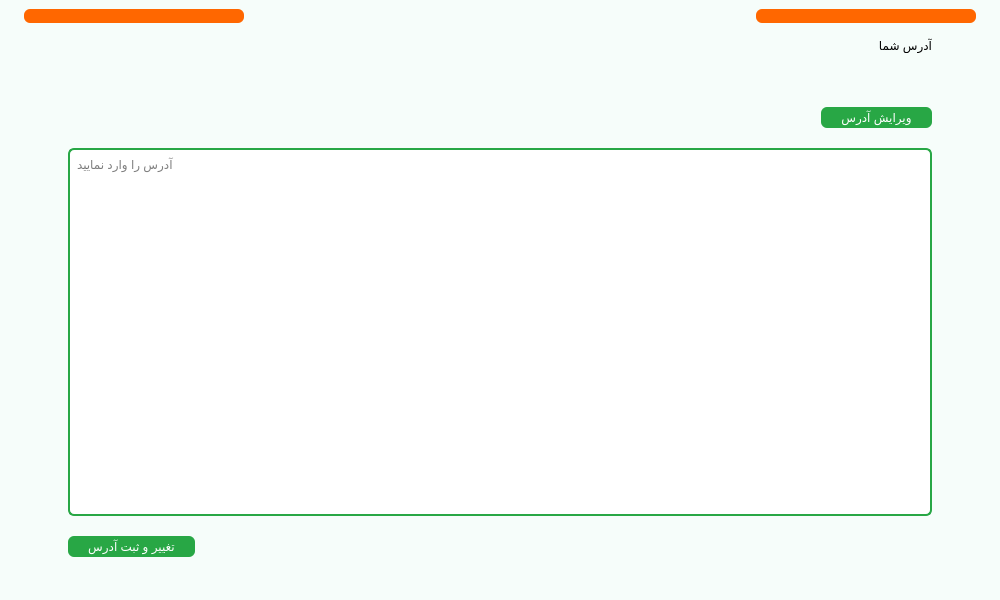
This is main.ui in Farazist/raspberrypi-app as Qt 5 draws it before an edit. The edited form follows.
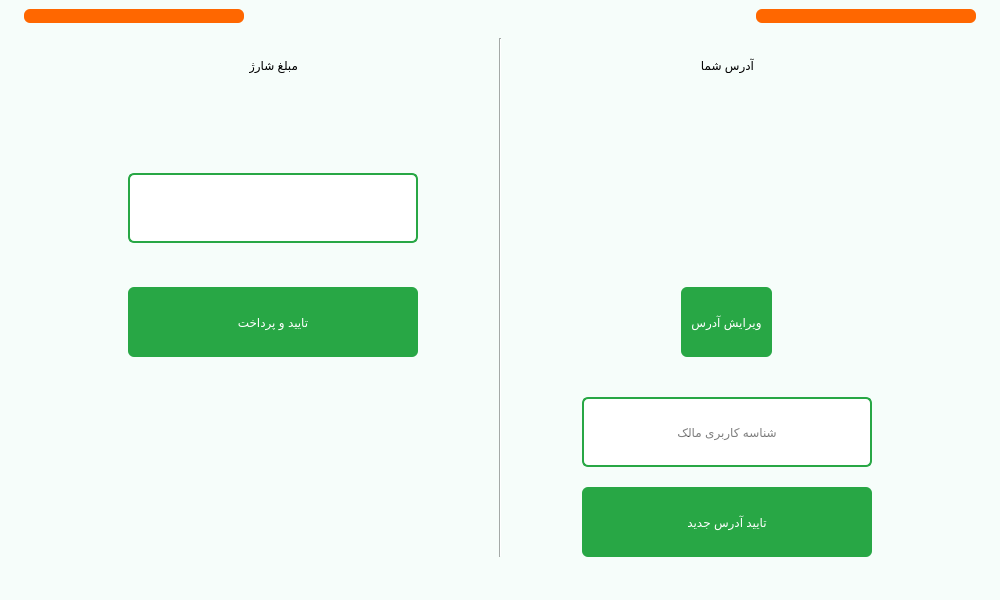
This is the edited form. The open tabs and pages were chosen to show the change. Icons and pictures are not drawn.

Commit message: unit charge

What changed in the file:
```diff
--- a/main.ui
+++ b/main.ui
@@ -4770,19 +4770,128 @@
          <number>9</number>
         </property>
         <item>
+         <layout class="QHBoxLayout" name="horizontalLayout_32">
+          <property name="spacing">
+           <number>20</number>
+          </property>
+          <property name="leftMargin">
+           <number>50</number>
+          </property>
+          <property name="rightMargin">
+           <number>50</number>
+          </property>
+          <item>
          <layout class="QVBoxLayout" name="verticalLayout_32">
-          <property name="spacing">
+            <property name="topMargin">
            <number>20</number>
           </property>
-          <property name="leftMargin">
-           <number>50</number>
-          </property>
-          <property name="rightMargin">
-           <number>50</number>
-          </property>
+            <property name="bottomMargin">
+             <number>200</number>
+            </property>
+            <item alignment="Qt::AlignHCenter|Qt::AlignTop">
+             <widget class="QLabel" name="lblCharge">
+              <property name="styleSheet">
+               <string notr="true">font: 26pt &quot;IRANSans&quot;;
+color:#000000;</string>
+              </property>
+              <property name="text">
+               <string>مبلغ شارژ</string>
+              </property>
+             </widget>
+            </item>
+            <item alignment="Qt::AlignHCenter|Qt::AlignTop">
+             <widget class="QLineEdit" name="tbChargeUnitPrice">
+              <property name="minimumSize">
+               <size>
+                <width>290</width>
+                <height>70</height>
+               </size>
+              </property>
+              <property name="maximumSize">
+               <size>
+                <width>290</width>
+                <height>70</height>
+               </size>
+              </property>
+              <property name="styleSheet">
+               <string notr="true">background-color: #ffffff; 
+padding: 3px; 
+border: 2px solid #28a745;
+border-radius: 6px;
+font: 26pt &quot;IRANSansFaNum&quot;;
+color:#000000;</string>
+              </property>
+              <property name="inputMethodHints">
+               <set>Qt::ImhDigitsOnly</set>
+              </property>
+              <property name="alignment">
+               <set>Qt::AlignCenter</set>
+              </property>
+             </widget>
+            </item>
+            <item alignment="Qt::AlignHCenter">
+             <widget class="QPushButton" name="btnChargePayment">
+              <property name="minimumSize">
+               <size>
+                <width>290</width>
+                <height>70</height>
+               </size>
+              </property>
+              <property name="maximumSize">
+               <size>
+                <width>290</width>
+                <height>70</height>
+               </size>
+              </property>
+              <property name="styleSheet">
+               <string notr="true">QPushButton{
+background-color: #28a745;
+color: rgb(255, 255, 255);
+font: 24pt &quot;IRANSans&quot;;
+padding-left: 10px; 
+padding-right:10px;
+padding-top:3px;
+padding-bottom:3px;
+border: none; 
+border-radius: 6px;
+outline-style: none;
+}
+QPushButton:pressed {
+background-color: #145222;
+border-style: inset;
+}</string>
+              </property>
+              <property name="text">
+               <string>تایید و پرداخت</string>
+              </property>
+             </widget>
+            </item>
+           </layout>
+          </item>
+          <item>
+           <widget class="Line" name="line_10">
+            <property name="orientation">
+             <enum>Qt::Vertical</enum>
+            </property>
+           </widget>
+          </item>
           <item>
            <layout class="QVBoxLayout" name="verticalLayout_38">
-            <item alignment="Qt::AlignRight">
+            <property name="topMargin">
+             <number>0</number>
+            </property>
+            <property name="bottomMargin">
+             <number>0</number>
+            </property>
+            <item>
+             <layout class="QVBoxLayout" name="verticalLayout_56">
+              <property name="topMargin">
+               <number>20</number>
+              </property>
+              <property name="bottomMargin">
+               <number>20</number>
+              </property>
+              <item alignment="Qt::AlignHCenter|Qt::AlignTop">
              <widget class="QLabel" name="lblAddressTitle">
               <property name="styleSheet">
                <string notr="true">font: 26pt &quot;IRANSans&quot;;
@@ -4793,8 +4902,20 @@
               </property>
              </widget>
             </item>
-            <item alignment="Qt::AlignRight">
+              <item alignment="Qt::AlignHCenter|Qt::AlignTop">
              <widget class="QLabel" name="lblUserAddress">
+                <property name="minimumSize">
+                 <size>
+                  <width>0</width>
+                  <height>0</height>
+                 </size>
+                </property>
+                <property name="maximumSize">
+                 <size>
+                  <width>16777215</width>
+                  <height>16777215</height>
+                 </size>
+                </property>
               <property name="styleSheet">
                <string notr="true">font: 22pt &quot;IRANSans&quot;;
 color:#000000;</string>
@@ -4804,17 +4925,29 @@
               </property>
              </widget>
             </item>
-            <item alignment="Qt::AlignRight">
-             <widget class="QPushButton" name="btnChangedUserAddress">
+              <item alignment="Qt::AlignHCenter">
+               <widget class="QPushButton" name="btnEditUserAddress">
+                <property name="minimumSize">
+                 <size>
+                  <width>0</width>
+                  <height>70</height>
+                 </size>
+                </property>
+                <property name="maximumSize">
+                 <size>
+                  <width>16777215</width>
+                  <height>70</height>
+                 </size>
+                </property>
               <property name="styleSheet">
                <string notr="true">QPushButton{
 background-color: #28a745;
 color: rgb(255, 255, 255);
 font: 24pt &quot;IRANSans&quot;;
-padding-left: 20px; 
-padding-right: 20px; 
-padding-top: 3px; 
-padding-bottom: 3px; 
+padding-left: 10px; 
+padding-right:10px;
+padding-top:3px;
+padding-bottom:3px;
 border: none; 
 border-radius: 6px;
 outline-style: none;
@@ -4832,15 +4965,20 @@
            </layout>
           </item>
           <item>
-           <widget class="QTextEdit" name="tbUserNewAddress">
-            <property name="focusPolicy">
-             <enum>Qt::ClickFocus</enum>
-            </property>
-            <property name="toolTip">
-             <string>&lt;html&gt;&lt;head/&gt;&lt;body&gt;&lt;p align=&quot;right&quot;&gt;&lt;br/&gt;&lt;/p&gt;&lt;/body&gt;&lt;/html&gt;</string>
-            </property>
-            <property name="layoutDirection">
-             <enum>Qt::RightToLeft</enum>
+             <layout class="QVBoxLayout" name="verticalLayout_55">
+              <item alignment="Qt::AlignHCenter">
+               <widget class="QLineEdit" name="tbUserNewAddress">
+                <property name="minimumSize">
+                 <size>
+                  <width>290</width>
+                  <height>70</height>
+                 </size>
+                </property>
+                <property name="maximumSize">
+                 <size>
+                  <width>290</width>
+                  <height>70</height>
+                 </size>
             </property>
             <property name="styleSheet">
              <string notr="true">background-color: #ffffff; 
@@ -4850,25 +4988,43 @@
 font: 26pt &quot;IRANSansFaNum&quot;;
 color:#000000;</string>
             </property>
-            <property name="tabChangesFocus">
-             <bool>false</bool>
+                <property name="inputMethodHints">
+                 <set>Qt::ImhDigitsOnly</set>
+                </property>
+                <property name="inputMask">
+                 <string/>
+                </property>
+                <property name="alignment">
+                 <set>Qt::AlignCenter</set>
             </property>
             <property name="placeholderText">
-             <string>آدرس را وارد نمایید</string>
+                 <string>شناسه کاربری مالک</string>
             </property>
            </widget>
           </item>
-          <item alignment="Qt::AlignLeft">
-           <widget class="QPushButton" name="btnUserNewAddress">
+              <item alignment="Qt::AlignHCenter">
+               <widget class="QPushButton" name="btnChangedUserAddress">
+                <property name="minimumSize">
+                 <size>
+                  <width>290</width>
+                  <height>70</height>
+                 </size>
+                </property>
+                <property name="maximumSize">
+                 <size>
+                  <width>290</width>
+                  <height>70</height>
+                 </size>
+                </property>
             <property name="styleSheet">
              <string notr="true">QPushButton{
 background-color: #28a745;
 color: rgb(255, 255, 255);
 font: 24pt &quot;IRANSans&quot;;
-padding-left: 20px; 
-padding-right: 20px; 
-padding-top: 3px; 
-padding-bottom: 3px; 
+padding-left: 10px; 
+padding-right:10px;
+padding-top:3px;
+padding-bottom:3px;
 border: none; 
 border-radius: 6px;
 outline-style: none;
@@ -4879,9 +5035,13 @@
 }</string>
             </property>
             <property name="text">
-             <string>تغییر و ثبت آدرس</string>
-            </property>
-           </widget>
+                 <string>تایید آدرس جدید</string>
+                </property>
+               </widget>
+              </item>
+             </layout>
+            </item>
+           </layout>
           </item>
          </layout>
         </item>
```
Left out of the diff: 4 changed lines with no effect on the pictures. Lines whose indentation alone changed are shown as unchanged. The commit also changes 2 other files.
